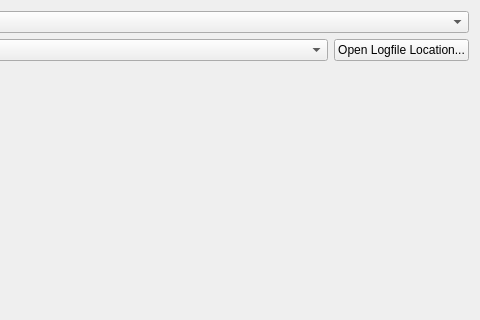
Qt form Widgets/DlgPreferencesPages/WdgPreferencesPageGeneral.ui (ma7t3/ScheduleMaster) before a commit; both pictures show x 462 to 942 and y 0 to 320 of the 942 by 487 pixel window.
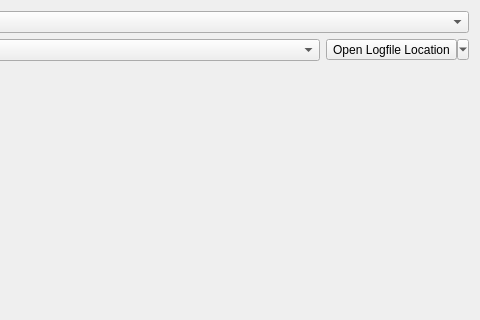
The same form after that commit. Icons and pictures are not drawn.

Commit message: Update open logfile location

Diff of the .ui file:
```diff
--- a/Widgets/DlgPreferencesPages/WdgPreferencesPageGeneral.ui
+++ b/Widgets/DlgPreferencesPages/WdgPreferencesPageGeneral.ui
@@ -58,14 +58,20 @@
       </widget>
      </item>
      <item>
-      <widget class="QPushButton" name="pbLogfileLocation">
+      <widget class="QToolButton" name="tbLogfileLocation">
        <property name="text">
-        <string>Open Logfile Location...</string>
+        <string>Open Logfile Location</string>
        </property>
        <property name="icon">
         <iconset resource="../../Resources.qrc">
          <normaloff>:/Icons/FileOpen.ico</normaloff>:/Icons/FileOpen.ico</iconset>
        </property>
+       <property name="popupMode">
+        <enum>QToolButton::ToolButtonPopupMode::MenuButtonPopup</enum>
+       </property>
+       <property name="toolButtonStyle">
+        <enum>Qt::ToolButtonStyle::ToolButtonTextBesideIcon</enum>
+       </property>
       </widget>
      </item>
     </layout>
```
The commit also changes 8 other files.
